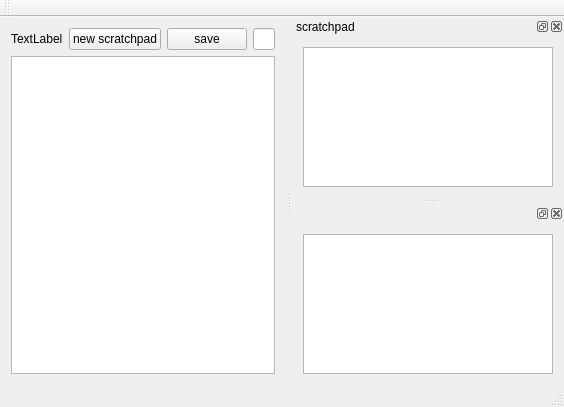
The window that scratchpad.ui (stoyan-shopov/scratchpad) describes before a commit, drawn with Qt 5.
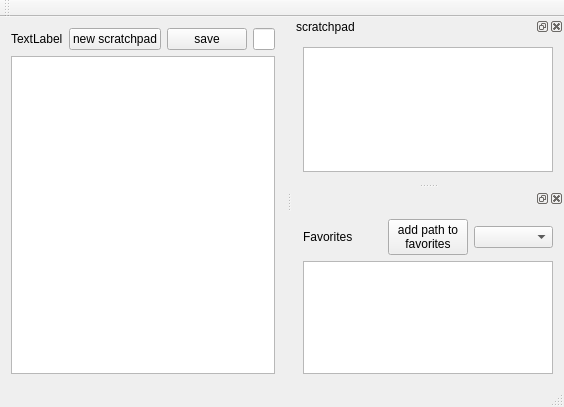
The same window after the commit.

Commit message: initial support for a file path 'favorites' list

The edit to the form file:
```diff
--- a/scratchpad.ui
+++ b/scratchpad.ui
@@ -88,6 +88,32 @@
    </attribute>
    <widget class="QWidget" name="dockWidgetContents_2">
     <layout class="QVBoxLayout" name="verticalLayout_3">
+     <item>
+      <layout class="QHBoxLayout" name="horizontalLayout_2">
+       <item>
+        <widget class="QLabel" name="label_2">
+         <property name="text">
+          <string>Favorites</string>
+         </property>
+        </widget>
+       </item>
+       <item>
+        <widget class="QPushButton" name="pushButtonAddPathToFavorites">
+         <property name="text">
+          <string>add path to
+favorites</string>
+         </property>
+        </widget>
+       </item>
+       <item>
+        <widget class="QComboBox" name="comboBoxExplorerFavorites">
+         <property name="insertPolicy">
+          <enum>QComboBox::InsertAlphabetically</enum>
+         </property>
+        </widget>
+       </item>
+      </layout>
+     </item>
      <item>
       <widget class="QTreeView" name="treeViewFileSystem"/>
      </item>
```
The commit also changes 2 other files.
